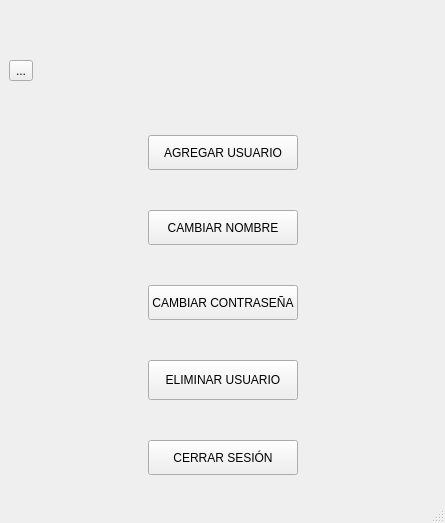
First picture: the form in USUARIOS.ui, repository Matapuercos666/OPTICA, before the edit.
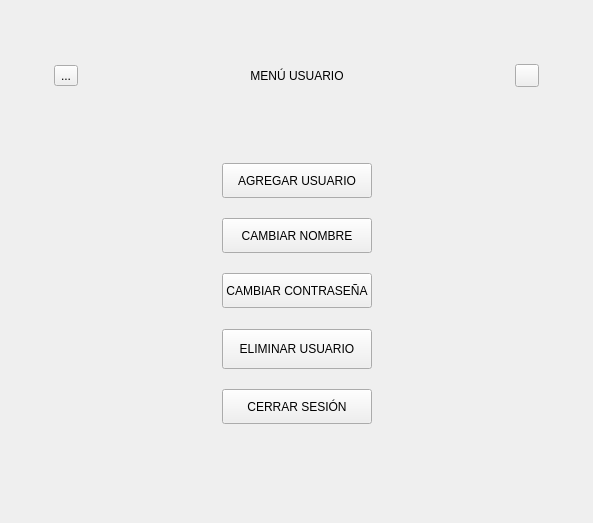
Second picture: the form after the edit. Icons and pictures are not drawn.

```diff
--- a/USUARIOS.ui
+++ b/USUARIOS.ui
@@ -6,7 +6,7 @@
    <rect>
     <x>0</x>
     <y>0</y>
-    <width>445</width>
+    <width>593</width>
     <height>523</height>
    </rect>
   </property>
@@ -15,126 +15,38 @@
   </property>
   <widget class="QWidget" name="centralwidget">
    <layout class="QGridLayout" name="gridLayout">
+    <item row="1" column="0">
+     <layout class="QGridLayout" name="gridLayout_2">
+      <property name="leftMargin">
+       <number>0</number>
+      </property>
+      <property name="topMargin">
+       <number>0</number>
+      </property>
     <item row="0" column="0">
+       <widget class="QWidget" name="gridWidget_2" native="true">
      <layout class="QGridLayout" name="gridLayout_3">
       <property name="leftMargin">
-       <number>0</number>
+          <number>35</number>
       </property>
       <property name="topMargin">
-       <number>0</number>
-      </property>
-      <property name="bottomMargin">
-       <number>0</number>
-      </property>
-      <item row="4" column="0">
-       <spacer name="verticalSpacer_13">
-        <property name="orientation">
-         <enum>Qt::Orientation::Vertical</enum>
-        </property>
-        <property name="sizeHint" stdset="0">
-         <size>
-          <width>20</width>
-          <height>40</height>
-         </size>
-        </property>
-       </spacer>
-      </item>
-      <item row="1" column="0">
-       <layout class="QGridLayout" name="gridLayout_6" rowstretch="0,1,0" columnstretch="1,4,2,5">
-        <property name="topMargin">
-         <number>20</number>
-        </property>
+          <number>35</number>
+         </property>
+         <property name="rightMargin">
+          <number>35</number>
+         </property>
         <property name="bottomMargin">
-         <number>0</number>
-        </property>
-        <item row="1" column="3">
-         <spacer name="horizontalSpacer">
-          <property name="orientation">
-           <enum>Qt::Orientation::Horizontal</enum>
-          </property>
-          <property name="sizeHint" stdset="0">
-           <size>
-            <width>40</width>
-            <height>20</height>
-           </size>
-          </property>
-         </spacer>
-        </item>
-        <item row="1" column="2">
-         <widget class="QLabel" name="label_2">
-          <property name="sizePolicy">
-           <sizepolicy hsizetype="Preferred" vsizetype="Preferred">
-            <horstretch>30</horstretch>
-            <verstretch>30</verstretch>
-           </sizepolicy>
-          </property>
-          <property name="minimumSize">
-           <size>
-            <width>50</width>
-            <height>50</height>
-           </size>
-          </property>
-          <property name="maximumSize">
-           <size>
-            <width>150</width>
-            <height>150</height>
-           </size>
-          </property>
-          <property name="text">
-           <string/>
-          </property>
-          <property name="pixmap">
-           <pixmap resource="RECURSOS.qrc">:/IMAGENES/IMAGENES/LOGOS/Logo con fondo gris.png</pixmap>
-          </property>
-          <property name="scaledContents">
-           <bool>true</bool>
-          </property>
-          <property name="alignment">
-           <set>Qt::AlignmentFlag::AlignCenter</set>
-          </property>
-         </widget>
-        </item>
+          <number>35</number>
+         </property>
         <item row="1" column="0">
-         <widget class="QToolButton" name="Regresar">
-          <property name="text">
-           <string>...</string>
-          </property>
-         </widget>
-        </item>
-        <item row="1" column="1">
-         <spacer name="horizontalSpacer_2">
-          <property name="orientation">
-           <enum>Qt::Orientation::Horizontal</enum>
-          </property>
-          <property name="sizeHint" stdset="0">
-           <size>
-            <width>40</width>
-            <height>20</height>
-           </size>
-          </property>
-         </spacer>
-        </item>
-        <item row="2" column="1">
-         <spacer name="verticalSpacer">
-          <property name="orientation">
-           <enum>Qt::Orientation::Vertical</enum>
-          </property>
-          <property name="sizeHint" stdset="0">
-           <size>
-            <width>20</width>
-            <height>40</height>
-           </size>
-          </property>
-         </spacer>
-        </item>
-       </layout>
-      </item>
-      <item row="3" column="0">
-       <layout class="QGridLayout" name="gridLayout_4" columnstretch="3,2,3">
+          <layout class="QGridLayout" name="MenuUsuario" rowstretch="1,5,1,5,1,5,1,5,1,5,1" columnstretch="5,4,5">
         <property name="topMargin">
-         <number>0</number>
+            <number>35</number>
         </property>
         <property name="bottomMargin">
+            <number>35</number>
+           </property>
+           <property name="verticalSpacing">
          <number>0</number>
         </property>
         <item row="5" column="1">
@@ -150,32 +62,6 @@
           </property>
          </widget>
         </item>
-        <item row="9" column="1">
-         <spacer name="verticalSpacer_11">
-          <property name="orientation">
-           <enum>Qt::Orientation::Vertical</enum>
-          </property>
-          <property name="sizeHint" stdset="0">
-           <size>
-            <width>20</width>
-            <height>40</height>
-           </size>
-          </property>
-         </spacer>
-        </item>
-        <item row="8" column="1">
-         <widget class="QPushButton" name="ELIMINAR">
-          <property name="minimumSize">
-           <size>
-            <width>0</width>
-            <height>40</height>
-           </size>
-          </property>
-          <property name="text">
-           <string>ELIMINAR USUARIO</string>
-          </property>
-         </widget>
-        </item>
         <item row="1" column="1">
          <widget class="QPushButton" name="Agregar">
           <property name="sizePolicy">
@@ -273,7 +159,33 @@
           </property>
          </spacer>
         </item>
-        <item row="10" column="1">
+           <item row="7" column="1">
+            <widget class="QPushButton" name="ELIMINAR">
+             <property name="minimumSize">
+              <size>
+               <width>0</width>
+               <height>40</height>
+              </size>
+             </property>
+             <property name="text">
+              <string>ELIMINAR USUARIO</string>
+             </property>
+            </widget>
+           </item>
+           <item row="8" column="1">
+            <spacer name="verticalSpacer_11">
+             <property name="orientation">
+              <enum>Qt::Orientation::Vertical</enum>
+             </property>
+             <property name="sizeHint" stdset="0">
+              <size>
+               <width>20</width>
+               <height>40</height>
+              </size>
+             </property>
+            </spacer>
+           </item>
+           <item row="9" column="1">
          <widget class="QPushButton" name="CERRAR">
           <property name="minimumSize">
            <size>
@@ -288,47 +200,91 @@
         </item>
        </layout>
       </item>
-      <item row="2" column="0">
-       <spacer name="verticalSpacer_10">
-        <property name="orientation">
-         <enum>Qt::Orientation::Vertical</enum>
-        </property>
-        <property name="sizeHint" stdset="0">
-         <size>
-          <width>20</width>
-          <height>40</height>
-         </size>
-        </property>
-       </spacer>
-      </item>
       <item row="0" column="0">
-       <spacer name="verticalSpacer_14">
+          <layout class="QHBoxLayout" name="Encabezado">
+           <property name="spacing">
+            <number>15</number>
+           </property>
+           <property name="leftMargin">
+            <number>10</number>
+           </property>
+           <property name="topMargin">
+            <number>20</number>
+           </property>
+           <property name="rightMargin">
+            <number>10</number>
+           </property>
+           <property name="bottomMargin">
+            <number>15</number>
+           </property>
+           <item>
+            <widget class="QToolButton" name="Regresar">
+             <property name="layoutDirection">
+              <enum>Qt::LayoutDirection::LeftToRight</enum>
+             </property>
+             <property name="text">
+              <string>...</string>
+             </property>
+             <property name="icon">
+              <iconset theme="QIcon::ThemeIcon::GoPrevious"/>
+             </property>
+            </widget>
+           </item>
+           <item>
+            <spacer name="horizontalSpacer_5">
         <property name="orientation">
-         <enum>Qt::Orientation::Vertical</enum>
+              <enum>Qt::Orientation::Horizontal</enum>
         </property>
         <property name="sizeHint" stdset="0">
          <size>
-          <width>20</width>
-          <height>40</height>
+               <width>40</width>
+               <height>20</height>
          </size>
         </property>
        </spacer>
       </item>
+           <item>
+            <widget class="QLabel" name="Titulo2">
+             <property name="text">
+              <string>MENÚ USUARIO</string>
+             </property>
+             <property name="alignment">
+              <set>Qt::AlignmentFlag::AlignCenter</set>
+             </property>
+            </widget>
+           </item>
+           <item>
+            <spacer name="horizontalSpacer">
+             <property name="orientation">
+              <enum>Qt::Orientation::Horizontal</enum>
+             </property>
+             <property name="sizeHint" stdset="0">
+              <size>
+               <width>40</width>
+               <height>20</height>
+              </size>
+             </property>
+            </spacer>
+           </item>
+           <item>
+            <widget class="QToolButton" name="toolButton">
+             <property name="text">
+              <string/>
+             </property>
+             <property name="icon">
+              <iconset theme="QIcon::ThemeIcon::UserAvailable"/>
+             </property>
+            </widget>
+           </item>
      </layout>
     </item>
    </layout>
   </widget>
-  <widget class="QMenuBar" name="menubar">
-   <property name="geometry">
-    <rect>
-     <x>0</x>
-     <y>0</y>
-     <width>445</width>
-     <height>22</height>
-    </rect>
-   </property>
+      </item>
+     </layout>
+    </item>
+   </layout>
   </widget>
-  <widget class="QStatusBar" name="statusbar"/>
  </widget>
  <resources>
   <include location="RECURSOS.qrc"/>
```
Left out of the diff: 4 changed lines with no effect on the pictures. Lines whose indentation alone changed are shown as unchanged.
